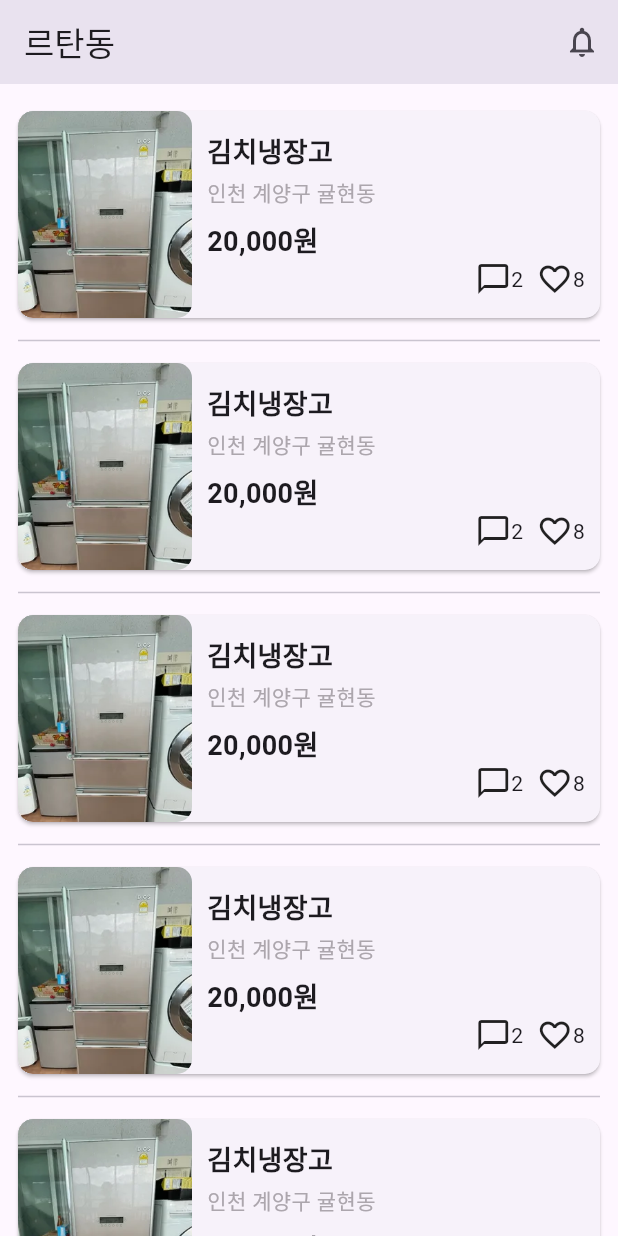
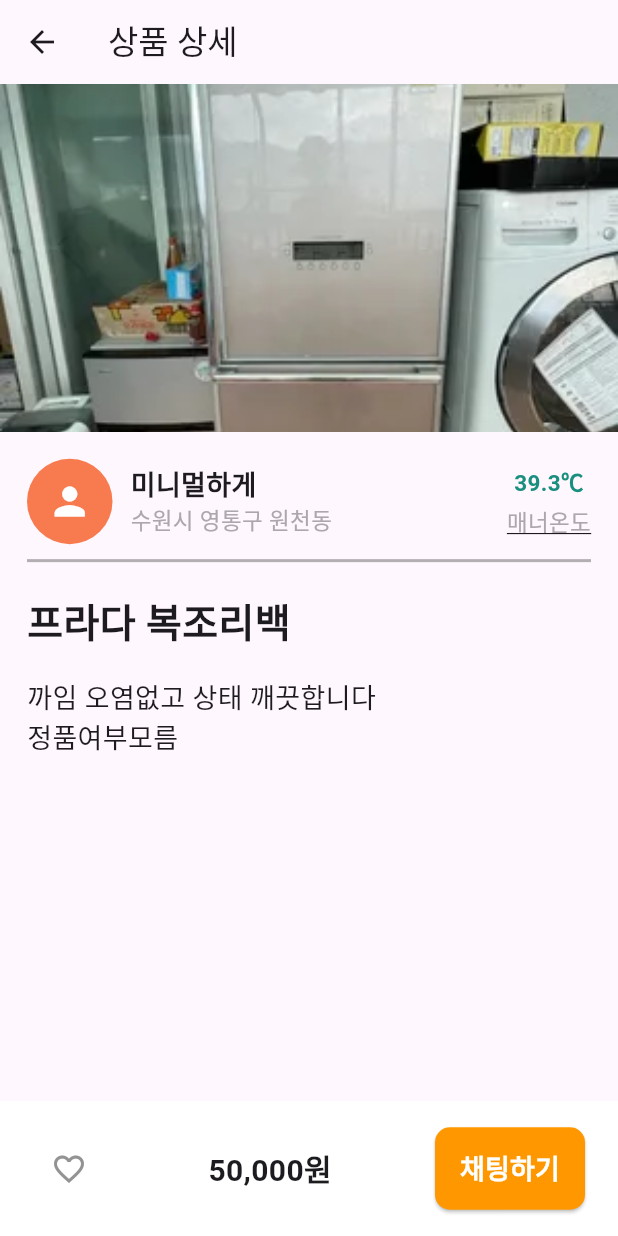
Before and after one commit to hyunjin912/apple_market, a Flutter app: the screen it shows after launch, after a tap on "김치냉장고", on a phone screen of 412 x 824 dp. Run offline on Flutter 3.47's test engine with Material 3 defaults, Android fonts, the phone set to English and light mode, and no system bars.

Commit message:
feat: 상품 상세 페이지 UI 구현

```diff
--- /dev/null
+++ b/lib/presentation/common/custom_button.dart
@@ -0,0 +1,31 @@
+import 'package:flutter/material.dart';
+
+class CustomButton extends StatelessWidget {
+  const CustomButton({super.key, required this.text, required this.onPressed});
+
+  final String text;
+  final VoidCallback? onPressed;
+
+  @override
+  Widget build(BuildContext context) {
+    return ElevatedButton(
+      onPressed: onPressed,
+      style: ButtonStyle(
+        backgroundColor: WidgetStatePropertyAll(Color(0xffFF9800)),
+        shape: WidgetStatePropertyAll(
+          RoundedRectangleBorder(borderRadius: BorderRadius.circular(10)),
+        ),
+        minimumSize: WidgetStatePropertyAll(Size.zero),
+        padding: WidgetStatePropertyAll(EdgeInsets.zero),
+      ),
+      child: Text(
+        text,
+        style: TextStyle(
+          color: Colors.white,
+          fontSize: 18,
+          fontWeight: FontWeight.bold,
+        ),
+      ),
+    );
+  }
+}
--- /dev/null
+++ b/lib/presentation/detail/detail_page.dart
@@ -0,0 +1,36 @@
+import 'package:apple_market/presentation/detail/widgets/product_bottom_sheet.dart';
+import 'package:apple_market/presentation/detail/widgets/product_content.dart';
+import 'package:apple_market/presentation/detail/widgets/product_image.dart';
+import 'package:apple_market/presentation/detail/widgets/user_info.dart';
+import 'package:flutter/material.dart';
+
+class DetailPage extends StatelessWidget {
+  const DetailPage({super.key});
+
+  @override
+  Widget build(BuildContext context) {
+    return Scaffold(
+      backgroundColor: Color(0xffFFF7FE),
+      appBar: AppBar(
+        backgroundColor: Colors.transparent,
+        centerTitle: false,
+        title: Text('상품 상세'),
+      ),
+      body: SizedBox.expand(
+        child: Column(
+          children: [
+            Expanded(
+              child: SingleChildScrollView(
+                child: Column(
+                  crossAxisAlignment: CrossAxisAlignment.start,
+                  children: [ProductImage(), UserInfo(), ProductContent()],
+                ),
+              ),
+            ),
+            ProductBottomSheet(),
+          ],
+        ),
+      ),
+    );
+  }
+}
--- /dev/null
+++ b/lib/presentation/detail/widgets/product_bottom_sheet.dart
@@ -0,0 +1,36 @@
+import 'package:apple_market/core/formatter.dart';
+import 'package:apple_market/presentation/common/custom_button.dart';
+import 'package:flutter/material.dart';
+
+class ProductBottomSheet extends StatelessWidget {
+  const ProductBottomSheet({super.key});
+
+  @override
+  Widget build(BuildContext context) {
+    return Container(
+      color: Colors.white,
+      height: 90,
+      child: Padding(
+        padding: const EdgeInsets.symmetric(horizontal: 22),
+        child: Row(
+          mainAxisAlignment: MainAxisAlignment.spaceBetween,
+          children: [
+            IconButton(
+              onPressed: () => {},
+              icon: Icon(Icons.favorite_border, color: Color(0xff939393)),
+            ),
+            Text(
+              Formatter.formatPrice(50000),
+              style: TextStyle(fontSize: 20, fontWeight: FontWeight.bold),
+            ),
+            SizedBox(
+              width: 100,
+              height: 55,
+              child: CustomButton(text: '채팅하기', onPressed: () {}),
+            ),
+          ],
+        ),
+      ),
+    );
+  }
+}
--- /dev/null
+++ b/lib/presentation/detail/widgets/product_content.dart
@@ -0,0 +1,23 @@
+import 'package:flutter/material.dart';
+
+class ProductContent extends StatelessWidget {
+  const ProductContent({super.key});
+
+  @override
+  Widget build(BuildContext context) {
+    return Padding(
+      padding: const EdgeInsets.only(top: 10, bottom: 18, left: 18, right: 18),
+      child: Column(
+        crossAxisAlignment: CrossAxisAlignment.start,
+        children: [
+          Text(
+            '프라다 복조리백',
+            style: TextStyle(fontSize: 26, fontWeight: FontWeight.bold),
+          ),
+          SizedBox(height: 18),
+          Text('까임 오염없고 상태 깨끗합니다\n정품여부모름', style: TextStyle(fontSize: 18)),
+        ],
+      ),
+    );
+  }
+}
--- /dev/null
+++ b/lib/presentation/detail/widgets/product_image.dart
@@ -0,0 +1,13 @@
+import 'package:flutter/material.dart';
+
+class ProductImage extends StatelessWidget {
+  const ProductImage({super.key});
+
+  @override
+  Widget build(BuildContext context) {
+    return AspectRatio(
+      aspectRatio: 16 / 9,
+      child: Image.asset('assets/images/sample2.png', fit: BoxFit.cover),
+    );
+  }
+}
--- /dev/null
+++ b/lib/presentation/detail/widgets/user_info.dart
@@ -0,0 +1,69 @@
+import 'package:flutter/material.dart';
+
+class UserInfo extends StatelessWidget {
+  const UserInfo({super.key});
+
+  @override
+  Widget build(BuildContext context) {
+    return Padding(
+      padding: const EdgeInsets.only(top: 18, left: 18, right: 18, bottom: 10),
+      child: Container(
+        padding: const EdgeInsets.only(bottom: 10),
+        decoration: BoxDecoration(
+          border: Border(
+            bottom: BorderSide(color: Color(0xffB3AEB2), width: 2),
+          ),
+        ),
+        child: Row(
+          children: [
+            SizedBox(
+              width: 57,
+              height: 57,
+              child: CircleAvatar(
+                backgroundColor: Color(0xffF77B4E),
+                child: Icon(Icons.person, size: 30, color: Colors.white),
+              ),
+            ),
+            SizedBox(width: 12),
+            Expanded(
+              child: Column(
+                crossAxisAlignment: CrossAxisAlignment.start,
+                children: [
+                  Text(
+                    '미니멀하게',
+                    style: TextStyle(fontSize: 18, fontWeight: FontWeight.bold),
+                  ),
+                  Text(
+                    '수원시 영통구 원천동',
+                    style: TextStyle(fontSize: 15, color: Color(0xffACA6AD)),
+                  ),
+                ],
+              ),
+            ),
+            Column(
+              children: [
+                Text(
+                  '39.3\u2103',
+                  style: TextStyle(
+                    fontSize: 15,
+                    color: Color(0xff198F80),
+                    fontWeight: FontWeight.bold,
+                  ),
+                ),
+                SizedBox(height: 4),
+                Text(
+                  '매너온도',
+                  style: TextStyle(
+                    fontSize: 15,
+                    color: Color(0xffACA6AD),
+                    decoration: TextDecoration.underline,
+                  ),
+                ),
+              ],
+            ),
+          ],
+        ),
+      ),
+    );
+  }
+}
--- a/lib/presentation/home/widgets/product_list.dart
+++ b/lib/presentation/home/widgets/product_list.dart
@@ -1,4 +1,5 @@
 import 'package:apple_market/core/formatter.dart';
+import 'package:apple_market/presentation/detail/detail_page.dart';
 import 'package:flutter/material.dart';
 
 class ProductItem extends StatefulWidget {
@@ -18,15 +19,14 @@ class _ProductItemState extends State<ProductItem> {
   Widget build(BuildContext context) {
     return GestureDetector(
       onTap: () {
-        // TODO : 디테일페이지 완성 후 적용하기
-        // Navigator.push(
-        //   context,
-        //   MaterialPageRoute(
-        //     builder: (context) {
-        //       return DetailPage();
-        //     },
-        //   ),
-        // );
+        Navigator.push(
+          context,
+          MaterialPageRoute(
+            builder: (context) {
+              return DetailPage();
+            },
+          ),
+        );
       },
       child: Card(
         clipBehavior: Clip.hardEdge,
```
